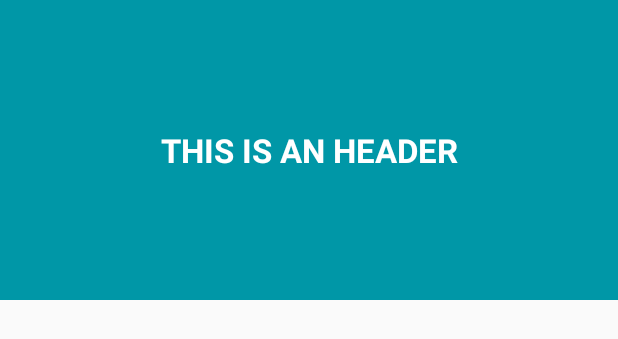
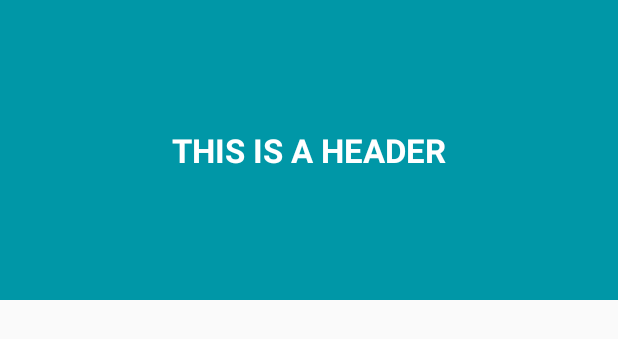
Before and after one commit to chemickypes/CoordinatorLayoutExample, an Android app: the layout header_list.xml on its own in the app's theme, with its tools: preview values and no code run, on a phone screen of 412 x 824 dp. Shown: the top 339 px of the screen. Run offline under Robolectric (Android 15) with nearby library versions, the phone set to English and light mode, and no system bars.

Commit message:
Fix English

```diff
--- a/app/src/main/res/layout/footer_list.xml
+++ b/app/src/main/res/layout/footer_list.xml
@@ -8,7 +8,7 @@
         android:layout_width="match_parent"
         android:layout_height="100dp"
         android:textAppearance="?android:attr/textAppearanceLarge"
-        android:text="This is an FOOTER"
+        android:text="This is a FOOTER"
         android:textColor="@android:color/white"
         android:textAllCaps="true"
         android:textStyle="bold"
--- a/app/src/main/res/layout/header_list.xml
+++ b/app/src/main/res/layout/header_list.xml
@@ -10,7 +10,7 @@
         android:layout_width="match_parent"
         android:layout_height="200dp"
         android:textAppearance="?android:attr/textAppearanceLarge"
-        android:text="This is an Header"
+        android:text="This is a Header"
         android:textColor="@android:color/white"
         android:textAllCaps="true"
         android:textStyle="bold"
```
